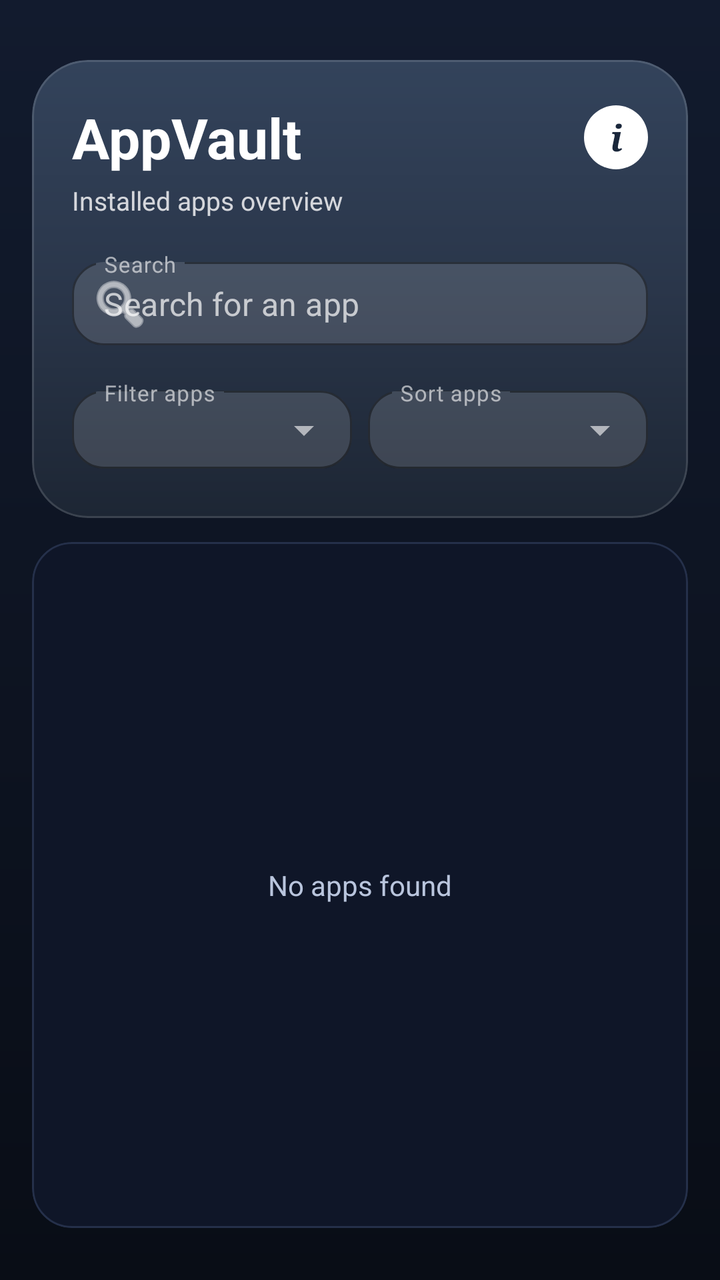
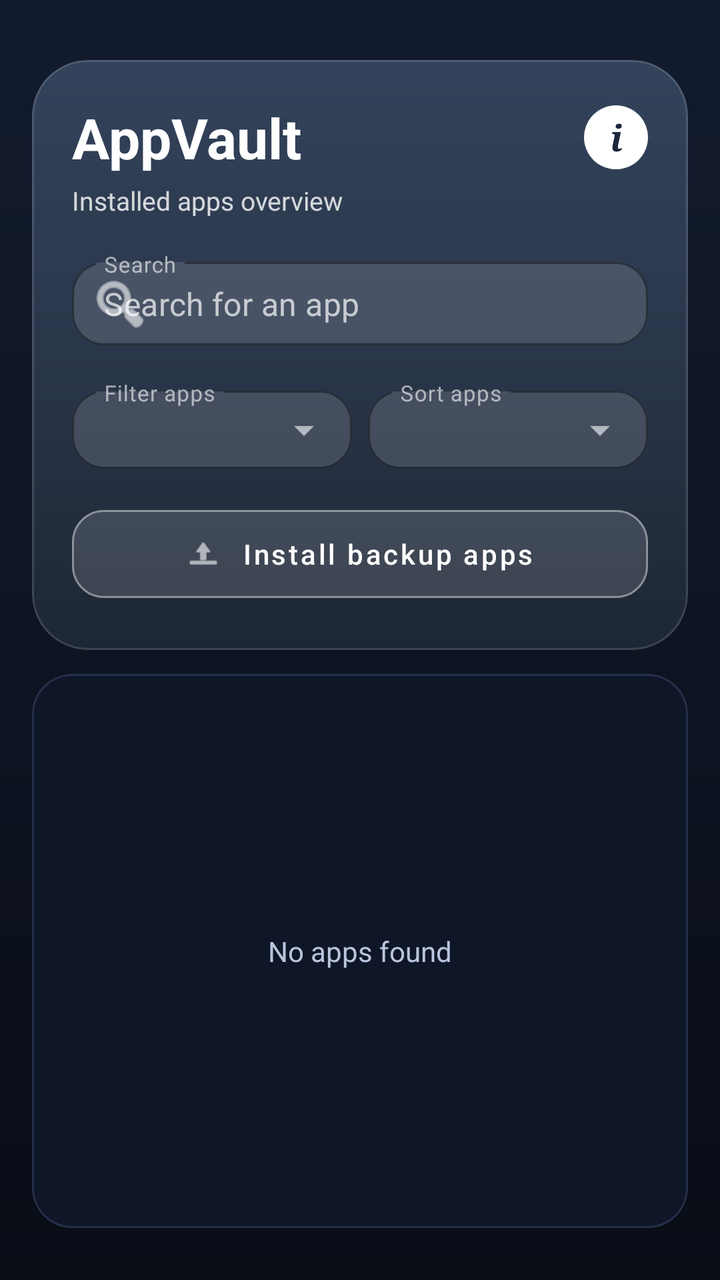

Two renders of the same Android screen: before a commit and after it. Below are the layout's source before the change and the commit's diff.
<!-- AndroidManifest.xml: application theme Theme.AppVault -->
<!-- res/layout/activity_main.xml -->
<?xml version="1.0" encoding="utf-8"?>
<LinearLayout xmlns:android="http://schemas.android.com/apk/res/android"
    xmlns:app="http://schemas.android.com/apk/res-auto"
    android:layout_width="match_parent"
    android:layout_height="match_parent"
    android:background="@drawable/bg_screen"
    android:orientation="vertical"
    android:paddingStart="16dp"
    android:paddingTop="30dp"
    android:paddingEnd="16dp"
    android:paddingBottom="26dp">

    <com.google.android.material.card.MaterialCardView
        android:id="@+id/header_card"
        android:layout_width="match_parent"
        android:layout_height="wrap_content"
        app:cardBackgroundColor="@android:color/transparent"
        app:cardCornerRadius="28dp"
        app:cardElevation="0dp"
        app:cardUseCompatPadding="false"
        app:strokeColor="#22FFFFFF"
        app:strokeWidth="1dp">

        <LinearLayout
            android:layout_width="match_parent"
            android:layout_height="wrap_content"
            android:background="@drawable/bg_header_gradient"
            android:orientation="vertical"
            android:padding="20dp">

            <RelativeLayout
                android:layout_width="match_parent"
                android:layout_height="wrap_content">

                <TextView
                    android:id="@+id/header_title"
                    android:layout_width="wrap_content"
                    android:layout_height="wrap_content"
                    android:text="@string/app_name"
                    android:textColor="@android:color/white"
                    android:textSize="28sp"
                    android:textStyle="bold" />

                <TextView
                    android:id="@+id/btn_app_info"
                    android:layout_width="32dp"
                    android:layout_height="32dp"
                    android:layout_alignParentEnd="true"
                    android:layout_centerVertical="true"
                    android:background="@drawable/round_icon_button"
                    android:contentDescription="@string/settings_info_desc"
                    android:fontFamily="serif"
                    android:gravity="center"
                    android:text="i"
                    android:textColor="#1A273B"
                    android:textSize="18sp"
                    android:textStyle="bold|italic" />
            </RelativeLayout>

            <TextView
                android:id="@+id/header_subtitle"
                android:layout_width="wrap_content"
                android:layout_height="wrap_content"
                android:layout_marginTop="4dp"
                android:text="@string/header_subtitle"
                android:textColor="#CCFFFFFF"
                android:textSize="13sp" />

            <LinearLayout
                android:layout_width="match_parent"
                android:layout_height="wrap_content"
                android:layout_marginTop="14dp"
                android:orientation="vertical">

                <com.google.android.material.textfield.TextInputLayout
                    android:id="@+id/search_field_container"
                    style="@style/Widget.MaterialComponents.TextInputLayout.OutlinedBox.Dense"
                    android:layout_width="match_parent"
                    android:layout_height="wrap_content"
                    android:hint="@string/search"
                    app:expandedHintEnabled="false"
                    app:hintAnimationEnabled="false"
                    app:boxBackgroundColor="#22FFFFFF"
                    app:boxCornerRadiusBottomEnd="16dp"
                    app:boxCornerRadiusBottomStart="16dp"
                    app:boxCornerRadiusTopEnd="16dp"
                    app:boxCornerRadiusTopStart="16dp"
                    app:boxStrokeColor="#66FFFFFF"
                    app:hintTextColor="#CCFFFFFF"
                    app:hintTextAppearance="@style/TextAppearance.AppVault.FieldLabel"
                    app:placeholderText="@string/search_placeholder"
                    app:placeholderTextColor="#B3FFFFFF"
                    app:startIconDrawable="@android:drawable/ic_menu_search"
                    app:startIconTint="@android:color/white">

                    <com.google.android.material.textfield.TextInputEditText
                        android:id="@+id/search_input"
                        android:layout_width="match_parent"
                        android:layout_height="wrap_content"
                        android:imeOptions="actionDone"
                        android:inputType="text"
                        android:paddingTop="10dp"
                        android:paddingBottom="10dp"
                        android:textColor="@android:color/white"
                        android:textColorHint="#B3FFFFFF" />
                </com.google.android.material.textfield.TextInputLayout>

                <LinearLayout
                    android:layout_width="match_parent"
                    android:layout_height="wrap_content"
                    android:layout_marginTop="10dp"
                    android:orientation="horizontal">

                    <com.google.android.material.textfield.TextInputLayout
                        android:id="@+id/filter_dropdown_container"
                        style="@style/Widget.MaterialComponents.TextInputLayout.OutlinedBox.Dense.ExposedDropdownMenu"
                        android:layout_width="0dp"
                        android:layout_height="wrap_content"
                        android:layout_weight="1"
                        android:hint="@string/filter_hint"
                        app:expandedHintEnabled="false"
                        app:hintAnimationEnabled="false"
                        app:boxBackgroundColor="#22FFFFFF"
                        app:boxCornerRadiusBottomEnd="16dp"
                        app:boxCornerRadiusBottomStart="16dp"
                        app:boxCornerRadiusTopEnd="16dp"
                        app:boxCornerRadiusTopStart="16dp"
                        app:boxStrokeColor="#66FFFFFF"
                        app:hintTextColor="#CCFFFFFF"
                        app:hintTextAppearance="@style/TextAppearance.AppVault.FieldLabel">

                        <AutoCompleteTextView
                            android:id="@+id/filter_dropdown"
                            android:layout_width="match_parent"
                            android:layout_height="wrap_content"
                            android:background="@null"
                            android:focusable="false"
                            android:inputType="none"
                            android:saveEnabled="false"
                            android:paddingTop="10dp"
                            android:paddingBottom="10dp"
                            android:textColor="@android:color/white"
                            android:textSize="14sp" />
                    </com.google.android.material.textfield.TextInputLayout>

                    <com.google.android.material.textfield.TextInputLayout
                        android:id="@+id/sort_dropdown_container"
                        style="@style/Widget.MaterialComponents.TextInputLayout.OutlinedBox.Dense.ExposedDropdownMenu"
                        android:layout_width="0dp"
                        android:layout_height="wrap_content"
                        android:layout_marginStart="8dp"
                        android:layout_weight="1"
                        android:hint="@string/sort_hint"
                        app:expandedHintEnabled="false"
                        app:hintAnimationEnabled="false"
                        app:boxBackgroundColor="#22FFFFFF"
                        app:boxCornerRadiusBottomEnd="16dp"
                        app:boxCornerRadiusBottomStart="16dp"
                        app:boxCornerRadiusTopEnd="16dp"
                        app:boxCornerRadiusTopStart="16dp"
                        app:boxStrokeColor="#66FFFFFF"
                        app:hintTextColor="#CCFFFFFF"
                        app:hintTextAppearance="@style/TextAppearance.AppVault.FieldLabel">

                        <AutoCompleteTextView
                            android:id="@+id/sort_dropdown"
                            android:layout_width="match_parent"
                            android:layout_height="wrap_content"
                            android:background="@null"
                            android:focusable="false"
                            android:inputType="none"
                            android:saveEnabled="false"
                            android:paddingTop="10dp"
                            android:paddingBottom="10dp"
                            android:textColor="@android:color/white"
                            android:textSize="14sp" />
                    </com.google.android.material.textfield.TextInputLayout>
                </LinearLayout>
            </LinearLayout>

        </LinearLayout>
    </com.google.android.material.card.MaterialCardView>

    <com.google.android.material.card.MaterialCardView
        android:id="@+id/batch_actions_card"
        android:layout_width="match_parent"
        android:layout_height="wrap_content"
        android:layout_marginTop="8dp"
        android:visibility="gone"
        app:cardBackgroundColor="#0F1628"
        app:cardCornerRadius="16dp"
        app:cardElevation="0dp"
        app:cardUseCompatPadding="false"
        app:strokeColor="#25304A"
        app:strokeWidth="1dp">

        <LinearLayout
            android:layout_width="match_parent"
            android:layout_height="wrap_content"
            android:orientation="vertical"
            android:padding="8dp">

            <TextView
                android:id="@+id/batch_selection_count"
                android:layout_width="wrap_content"
                android:layout_height="wrap_content"
                android:textColor="#D7E4FF"
                android:textSize="12sp"
                android:textStyle="bold" />

            <LinearLayout
                android:layout_width="match_parent"
                android:layout_height="wrap_content"
                android:layout_marginTop="8dp"
                android:orientation="horizontal"
                android:weightSum="4">

                    <com.google.android.material.button.MaterialButton
                        android:id="@+id/batch_select_all"
                        style="@style/Widget.MaterialComponents.Button.OutlinedButton"
                        android:layout_width="0dp"
                        android:layout_height="wrap_content"
                        android:layout_marginEnd="6dp"
                        android:layout_weight="1"
                        android:minHeight="34dp"
                        android:minWidth="0dp"
                        android:paddingStart="10dp"
                        android:paddingEnd="10dp"
                        android:ellipsize="end"
                        android:maxLines="1"
                        android:text="@string/batch_select_all"
                        android:textAllCaps="false"
                        android:textColor="#C8D4EC"
                        android:textSize="12sp"
                        app:strokeColor="#30405E" />

                    <com.google.android.material.button.MaterialButton
                        android:id="@+id/batch_clear"
                        style="@style/Widget.MaterialComponents.Button.OutlinedButton"
                        android:layout_width="0dp"
                        android:layout_height="wrap_content"
                        android:layout_marginEnd="6dp"
                        android:layout_weight="1"
                        android:minHeight="34dp"
                        android:minWidth="0dp"
                        android:paddingStart="10dp"
                        android:paddingEnd="10dp"
                        android:ellipsize="end"
                        android:maxLines="1"
                        android:text="@string/batch_clear"
                        android:textAllCaps="false"
                        android:textColor="#C8D4EC"
                        android:textSize="12sp"
                        app:strokeColor="#30405E" />

                    <com.google.android.material.button.MaterialButton
                        android:id="@+id/batch_backup"
                        style="@style/Widget.MaterialComponents.Button.OutlinedButton"
                        android:layout_width="0dp"
                        android:layout_height="wrap_content"
                        android:layout_marginEnd="6dp"
                        android:layout_weight="1"
                        android:minHeight="34dp"
                        android:minWidth="0dp"
                        android:paddingStart="10dp"
                        android:paddingEnd="10dp"
                        android:ellipsize="end"
                        android:maxLines="1"
                        android:text="@string/batch_backup"
                        android:textAllCaps="false"
                        android:textColor="#C8D4EC"
                        android:textSize="12sp"
                        app:strokeColor="#30405E" />

                    <com.google.android.material.button.MaterialButton
                        android:id="@+id/batch_uninstall"
                        style="@style/Widget.MaterialComponents.Button.OutlinedButton"
                        android:layout_width="0dp"
                        android:layout_height="wrap_content"
                        android:layout_weight="1"
                        android:minHeight="34dp"
                        android:minWidth="0dp"
                        android:paddingStart="10dp"
                        android:paddingEnd="10dp"
                        android:ellipsize="end"
                        android:maxLines="1"
                        android:text="@string/batch_uninstall"
                        android:textAllCaps="false"
                        android:textColor="#FF8E8E"
                        android:textSize="12sp"
                        app:strokeColor="#AA5A5A" />

            </LinearLayout>
        </LinearLayout>
    </com.google.android.material.card.MaterialCardView>

    <com.google.android.material.card.MaterialCardView
        android:layout_width="match_parent"
        android:layout_height="0dp"
        android:layout_marginTop="12dp"
        android:layout_weight="1"
        app:cardBackgroundColor="#0F1628"
        app:cardCornerRadius="20dp"
        app:cardElevation="0dp"
        app:cardUseCompatPadding="false"
        app:strokeColor="#25304A"
        app:strokeWidth="1dp">

        <FrameLayout
            android:layout_width="match_parent"
            android:layout_height="match_parent"
            android:padding="10dp">

            <ListView
                android:id="@+id/app_list"
                android:layout_width="match_parent"
                android:layout_height="match_parent"
                android:clipToPadding="false"
                android:divider="@drawable/list_divider_subtle"
                android:dividerHeight="1dp"
                android:paddingBottom="8dp"
                android:paddingTop="4dp" />

            <TextView
                android:id="@+id/empty_view"
                android:layout_width="wrap_content"
                android:layout_height="wrap_content"
                android:layout_gravity="center"
                android:text="@string/no_apps_found"
                android:textColor="#B9C5DD"
                android:textAppearance="@style/TextAppearance.AppCompat.Body1" />
        </FrameLayout>

    </com.google.android.material.card.MaterialCardView>

</LinearLayout>
<!-- resources referenced by this layout -->
<resources>
  <!-- drawable bg_header_gradient (drawable) -->
  <?xml version="1.0" encoding="utf-8"?>
  <shape xmlns:android="http://schemas.android.com/apk/res/android">
      <corners android:radius="28dp" />
      <gradient
          android:angle="165"
          android:startColor="#33435B"
          android:centerColor="#2A364A"
          android:endColor="#1D2634" />
  </shape>
  <!-- drawable bg_screen (drawable) -->
  <?xml version="1.0" encoding="utf-8"?>
  <shape xmlns:android="http://schemas.android.com/apk/res/android">
      <gradient
          android:angle="140"
          android:endColor="#090D16"
          android:startColor="#121B2E" />
  </shape>
  <!-- drawable list_divider_subtle (drawable) -->
  <?xml version="1.0" encoding="utf-8"?>
  <shape xmlns:android="http://schemas.android.com/apk/res/android">
      <size android:height="1dp" />
      <solid android:color="#2A3550" />
  </shape>
  <!-- drawable round_icon_button (drawable) -->
  <shape xmlns:android="http://schemas.android.com/apk/res/android"
      android:shape="oval">
      <solid android:color="#FFFFFFFF" />
      <size
          android:width="28dp"
          android:height="28dp" />
  </shape>
  <string name="app_name">AppVault</string>
  <string name="batch_backup">Backup</string>
  <string name="batch_clear">Clear</string>
  <string name="batch_select_all">Select all</string>
  <string name="batch_uninstall">Uninstall</string>
  <string name="filter_hint">Filter apps</string>
  <string name="header_subtitle">Installed apps overview</string>
  <string name="no_apps_found">No apps found</string>
  <string name="search">Search</string>
  <string name="search_placeholder">Search for an app</string>
  <string name="settings_info_desc">App info</string>
  <string name="sort_hint">Sort apps</string>
  <style name="TextAppearance.AppVault.FieldLabel" parent="TextAppearance.MaterialComponents.Caption">
          <item name="android:textSize">11sp</item>
          <item name="android:lineHeight">11sp</item>
      </style>
  <style name="Theme.AppVault" parent="Theme.MaterialComponents.NoActionBar">
          <item name="colorPrimary">#33435B</item>
          <item name="colorPrimaryVariant">#2A364A</item>
          <item name="colorOnPrimary">#FFFFFF</item>
          <item name="colorSecondary">#7C899E</item>
          <item name="colorSecondaryVariant">#69758A</item>
          <item name="colorOnSecondary">#FFFFFF</item>
          <item name="android:statusBarColor">#151D2A</item>
          <item name="android:navigationBarColor">#111824</item>
      </style>
</resources>

<!-- the commit's change to res/layout/activity_main.xml (unified diff, before → after) -->
@@ -40,6 +40,7 @@
                     android:textColor="@android:color/white"
                     android:textSize="28sp"
                     android:textStyle="bold" />
+
 
                 <TextView
                     android:id="@+id/btn_app_info"
@@ -176,6 +177,26 @@
                             android:textSize="14sp" />
                     </com.google.android.material.textfield.TextInputLayout>
                 </LinearLayout>
+
+                <com.google.android.material.button.MaterialButton
+                    android:id="@+id/btn_install_backup"
+                    style="@style/Widget.MaterialComponents.Button.OutlinedButton"
+                    android:layout_width="match_parent"
+                    android:layout_height="56dp"
+                    android:layout_marginTop="10dp"
+                    android:text="@string/install_backup"
+                    android:textAllCaps="false"
+                    android:textColor="@android:color/white"
+                    android:textSize="14sp"
+                    app:backgroundTint="#22FFFFFF"
+                    app:cornerRadius="16dp"
+                    app:icon="@android:drawable/ic_menu_upload"
+                    app:iconGravity="textStart"
+                    app:iconPadding="10dp"
+                    app:iconSize="18dp"
+                    app:iconTint="@android:color/white"
+                    app:strokeColor="#66FFFFFF"
+                    app:strokeWidth="1dp" />
             </LinearLayout>
 
         </LinearLayout>
<!-- resource entries referenced after the edit -->
@@ -39,6 +39,7 @@
   <string name="batch_uninstall">Uninstall</string>
   <string name="filter_hint">Filter apps</string>
   <string name="header_subtitle">Installed apps overview</string>
+  <string name="install_backup">Install backup apps</string>
   <string name="no_apps_found">No apps found</string>
   <string name="search">Search</string>
   <string name="search_placeholder">Search for an app</string>
